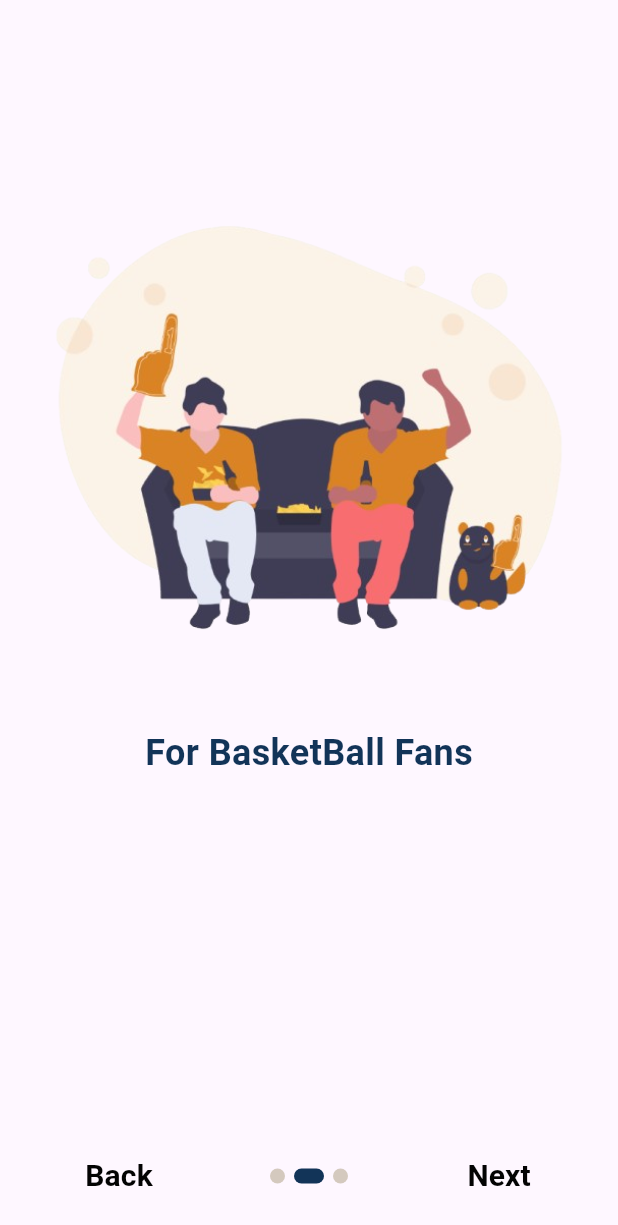
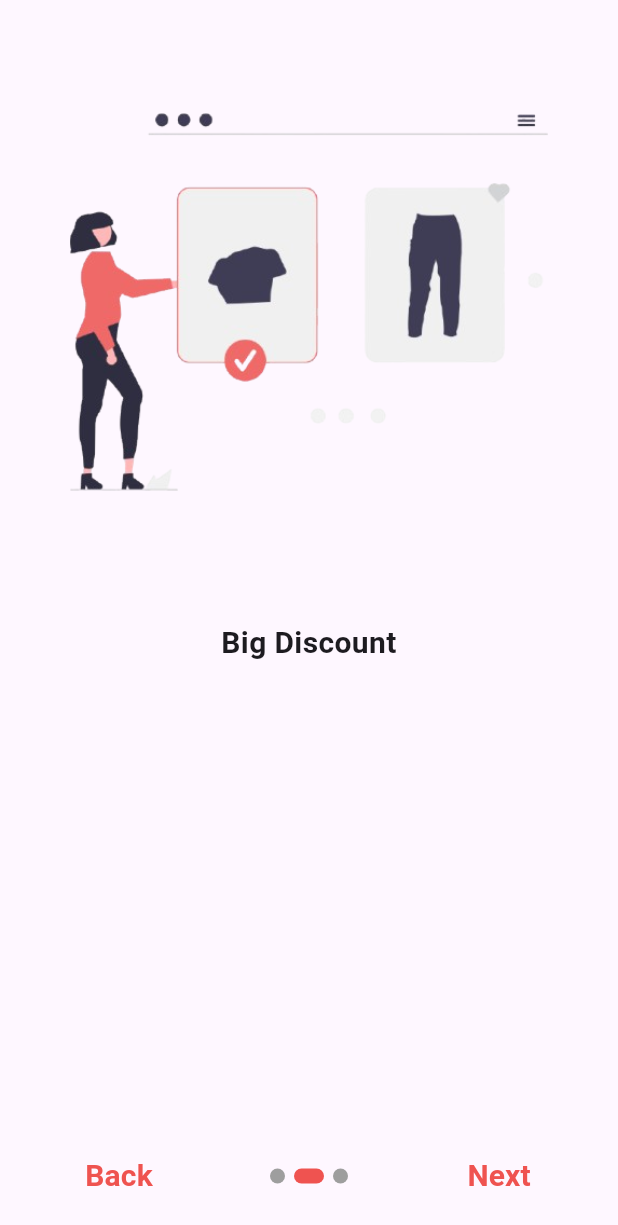
Before and after one commit to Moamen771/Depi-Flutter-Sessions, a Flutter app: the screen it shows after launch, after a tap on "Next", on a phone screen of 412 x 824 dp. Shown: the top 1225 px of the screen. Run offline on Flutter 3.47's test engine with Material 3 defaults, Android fonts, the phone set to English and light mode, and no system bars; drawn by our look-alikes of introduction_screen.

Commit message:
adding task28 folder and splash,onboarding, login, signup and home screen

```diff
--- /dev/null
+++ b/lib/flutter tasks/task28/screens/ecommerce_onboarding.dart
@@ -0,0 +1,80 @@
+import 'package:flutter/material.dart';
+import 'package:fluttersessions/flutter%20tasks/task28/screens/login_screen.dart';
+import 'package:introduction_screen/introduction_screen.dart';
+
+import '../widgets/onboarding_page.dart';
+
+class ECommerceOnBoardingScreen extends StatelessWidget {
+  const ECommerceOnBoardingScreen({super.key});
+
+  @override
+  Widget build(BuildContext context) {
+    return IntroductionScreen(
+      curve: Curves.easeInOut,
+      pages: [
+        onBoardingPage(
+            img: 'assets/e-commerce/splash11.png',
+            title: 'Shop Now',
+            body:
+                'Lorem Ipsum is simply dummy text of the printing and typesetting industry.'),
+        onBoardingPage(
+            img: 'assets/e-commerce/splash22.png',
+            title: 'Big Discount',
+            body: ''),
+        onBoardingPage(
+            img: 'assets/e-commerce/splash33.png',
+            title: 'Free Delivery',
+            body:
+                'Lorem Ipsum is simply dummy text of the printing and typesetting industry.',
+            footer: Padding(
+              padding: const EdgeInsets.all(8.0),
+              child: ElevatedButton(
+                onPressed: () => Navigator.push(
+                    context,
+                    MaterialPageRoute(
+                      builder: (context) => ECommerceLogin(),
+                    )),
+                style: ElevatedButton.styleFrom(
+                    foregroundColor: Colors.white,
+                    backgroundColor: Colors.red[400],
+                    padding: EdgeInsets.all(16),
+                    shape: RoundedRectangleBorder(
+                        borderRadius: BorderRadius.circular(16))),
+                child: Text(
+                  'Get Started',
+                  style: TextStyle(fontSize: 20),
+                ),
+              ),
+            )),
+      ],
+      isProgressTap: true,
+      showBackButton: true,
+      showDoneButton: false,
+      back: Text(
+        'Back',
+        style: TextStyle(
+          color: Colors.red[400],
+          fontSize: 20,
+          fontWeight: FontWeight.bold,
+        ),
+      ),
+      next: Text(
+        "Next",
+        style: TextStyle(
+          color: Colors.red[400],
+          fontSize: 20,
+          fontWeight: FontWeight.bold,
+        ),
+      ),
+      dotsDecorator: DotsDecorator(
+        size: Size.square(10.0),
+        activeSize: Size(20.0, 10.0),
+        activeColor: Colors.red[400],
+        color: Colors.grey,
+        spacing: EdgeInsets.symmetric(horizontal: 3.0),
+        activeShape:
+            RoundedRectangleBorder(borderRadius: BorderRadius.circular(25.0)),
+      ),
+    );
+  }
+}
--- /dev/null
+++ b/lib/flutter tasks/task28/screens/ecommerce_splash.dart
@@ -0,0 +1,59 @@
+import 'package:flutter/material.dart';
+import 'package:fluttersessions/flutter%20tasks/task28/screens/ecommerce_onboarding.dart';
+
+class ECommerceSplash extends StatefulWidget {
+  const ECommerceSplash({super.key});
+
+  @override
+  State<ECommerceSplash> createState() => _ECommerceSplashState();
+}
+
+class _ECommerceSplashState extends State<ECommerceSplash> {
+  @override
+  void initState() {
+    Future.delayed(Duration(seconds: 2), () {
+      Navigator.pushReplacement(
+          context,
+          MaterialPageRoute(
+            builder: (context) => ECommerceOnBoardingScreen(),
+          ));
+    });
+    super.initState();
+  }
+
+  @override
+  Widget build(BuildContext context) {
+    return Scaffold(
+      body: Container(
+        alignment: Alignment.center,
+        decoration: BoxDecoration(
+          color: Colors.black87,
+          image: DecorationImage(
+            image: AssetImage('assets/e-commerce/image2.jpg'),
+            opacity: .5,
+            fit: BoxFit.fill,
+          ),
+        ),
+        child: Column(
+          mainAxisSize: MainAxisSize.min,
+          children: [
+            Icon(
+              Icons.shopping_cart,
+              color: Colors.red[400],
+              size: 200,
+            ),
+            Text(
+              'AST Shop',
+              style: TextStyle(
+                color: Colors.white,
+                fontStyle: FontStyle.italic,
+                fontWeight: FontWeight.bold,
+                fontSize: 46,
+              ),
+            ),
+          ],
+        ),
+      ),
+    );
+  }
+}
--- /dev/null
+++ b/lib/flutter tasks/task28/widgets/onboarding_page.dart
@@ -0,0 +1,15 @@
+import 'package:flutter/material.dart';
+import 'package:introduction_screen/introduction_screen.dart';
+
+PageViewModel onBoardingPage(
+    {required String img,
+    required String title,
+    required String body,
+    Widget? footer}) {
+  return PageViewModel(
+    image: Image.asset(img),
+    title: title,
+    body: body,
+    footer: footer,
+  );
+}
--- a/lib/main.dart
+++ b/lib/main.dart
@@ -1,5 +1,5 @@
 import 'package:flutter/material.dart';
-import 'package:fluttersessions/flutter%20tasks/task27/screens/basketball_splash_screen.dart';
+import 'package:fluttersessions/flutter%20tasks/task28/screens/ecommerce_splash.dart';
 
 void main() {
   runApp(const MyApp());
@@ -12,7 +12,7 @@ class MyApp extends StatelessWidget {
   Widget build(BuildContext context) {
     return MaterialApp(
       debugShowCheckedModeBanner: false,
-      home: BasketballSplashScreen(),
+      home: ECommerceSplash(),
     );
   }
 }
--- a/pubspec.yaml
+++ b/pubspec.yaml
@@ -37,6 +37,7 @@ dependencies:
   get: ^4.7.2
   curved_navigation_bar: ^1.0.6
   introduction_screen: ^3.1.17
+  flutter_otp_text_field: ^1.5.1+1
 
 dev_dependencies:
   flutter_test:
```
Also changed, not shown: lib/flutter tasks/task28/screens/ecommerce_home.dart (added, +198 -0 lines), lib/flutter tasks/task28/screens/login_screen.dart (added, +10 -0 lines), lib/flutter tasks/task28/screens/signup_screen.dart (added, +10 -0 lines), assets/e-commerce/splash11.png (added), assets/e-commerce/splash22.png (added), assets/e-commerce/splash33.png (added), pubspec.lock.
